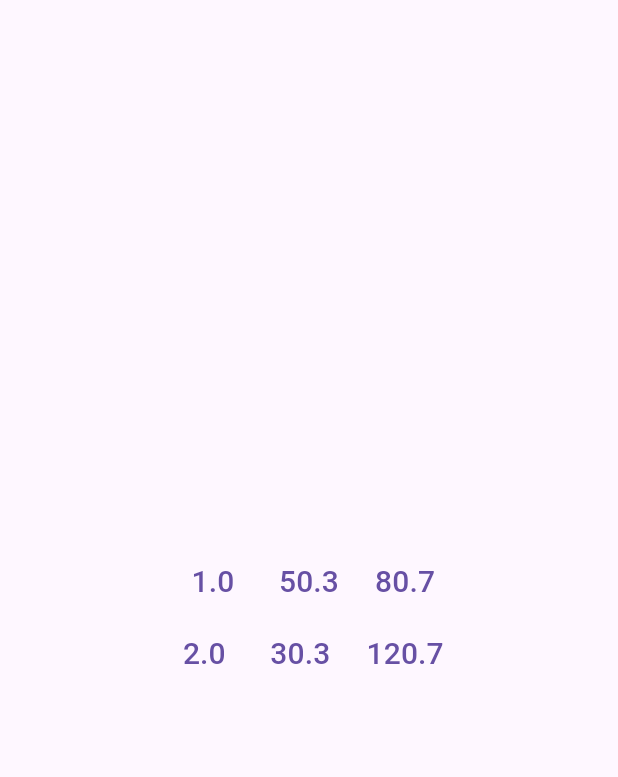
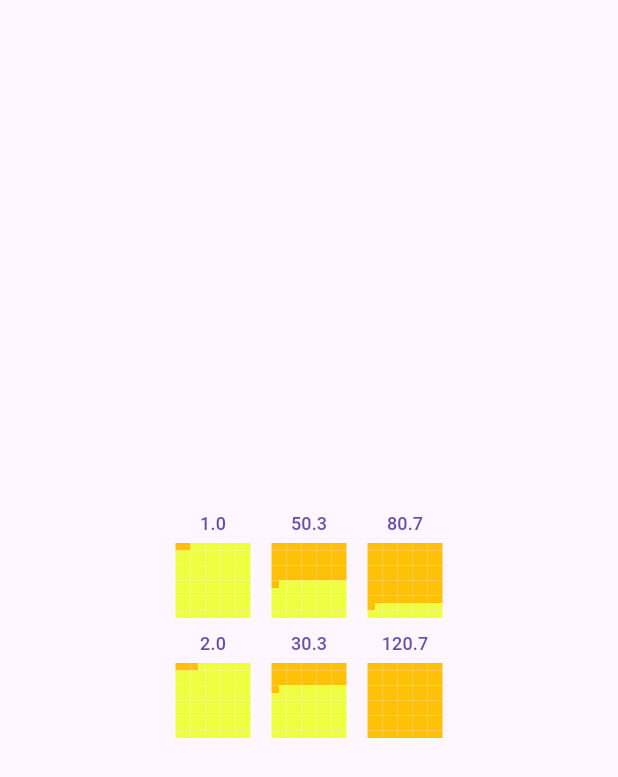
Before and after one commit to eskalaiyarasan/flutter_learning, a Flutter app: the screen it shows after launch, on a phone screen of 412 x 824 dp. Shown: the top 777 px of the screen. Run offline on Flutter 3.47's test engine with Material 3 defaults, Android fonts, the phone set to English and light mode, and no system bars; missing offline and left inert: hexagon.

Commit message:
5. Chapter:1, Lesson:5 button press: auto increment more graphics

```diff
--- a/sixside/lib/main.dart
+++ b/sixside/lib/main.dart
@@ -82,12 +82,17 @@ class _coreActionWidgetState extends State<coreActionWidget> {
     return HexagonWidget.pointy(
           width: width,
           //cornerRadius: 40.0,
-          color: Colors.amber,
-          child: Center(
+          color: Colors.limeAccent,
+          child: Column(
+            mainAxisAlignment: MainAxisAlignment.center,
+                children:[
+                  Container(
+                    //width: 30,
+                    height: 30,
                     child: TextButton(
                       child: Text(
                         number.toString(),
-                    style: TextStyle(fontSize: 20),
+                        style: TextStyle(fontSize: 12),
                       ),
                       onPressed: () {
                         setState(() {
@@ -97,6 +102,19 @@ class _coreActionWidgetState extends State<coreActionWidget> {
                       },
                     ),
                   ),
+                  for (int i = 0; i < 10; i++)
+                  Row(
+                    mainAxisAlignment: MainAxisAlignment.spaceEvenly,
+                    children: [
+                      for(int j=0;j<10;j++)
+                      Container(
+                        width: 5,height: 5,
+                        color: number >= i*10+j ? Colors.amber : Colors.limeAccent,
+                      ),
+                    ],
+                  ),
+                ]
+              ),
         );
   }
 }
```
Lines whose indentation alone changed are shown as unchanged.
